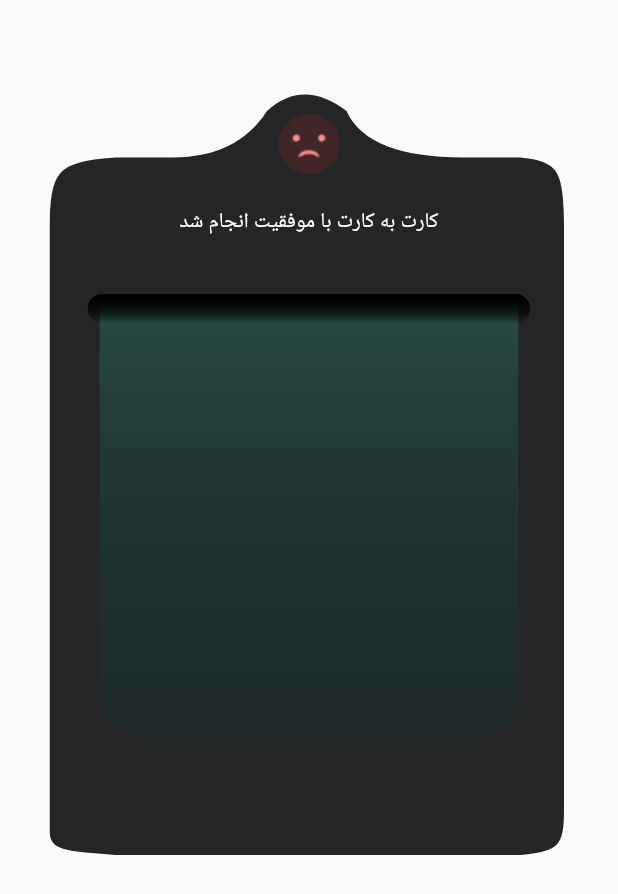
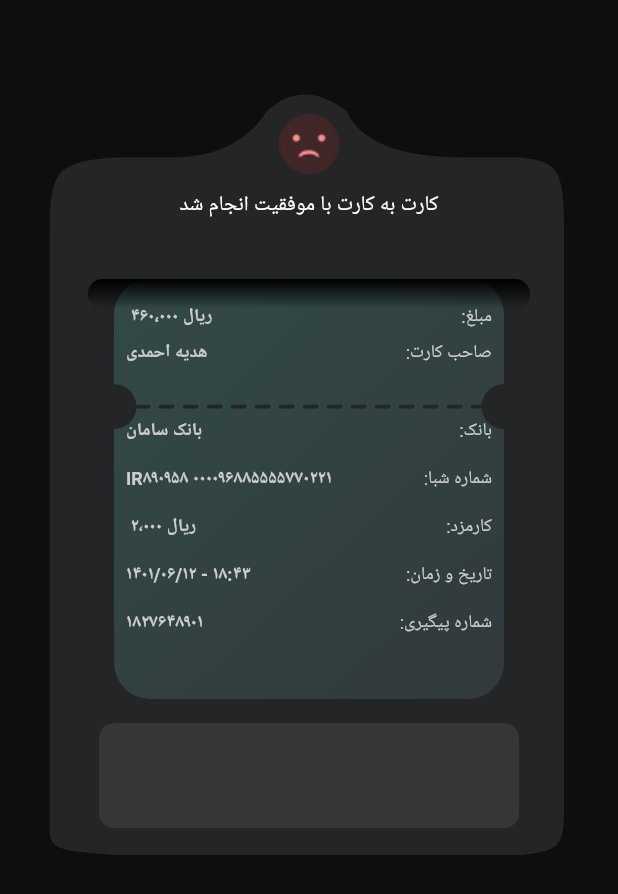
Before and after one commit to maryambehzi/flutterWidgets, a Flutter app: the ShareReceiptPage screen opened directly, on a phone screen of 412 x 824 dp. Shown: the top 894 px of the screen. Run offline on Flutter 3.47's test engine with Material 2 defaults, Android fonts, the phone set to English and light mode, and no system bars; our stand-ins replace shamsi_date.

Commit message:
finishing receip view

```diff
--- a/lib/main.dart
+++ b/lib/main.dart
@@ -1,6 +1,7 @@
 import 'package:flutter/material.dart';
 import 'package:flutter/services.dart';
 import 'package:widgets/InternetPackage/internetTabBar.dart';
+import 'package:widgets/receiptPage/NotchClipperCustom.dart';
 
 void main() {
   runApp(const MyApp());
@@ -23,7 +24,7 @@ class MyApp extends StatelessWidget {
       theme: ThemeData(
         primarySwatch: Colors.blue,
       ),
-      home:MyInternetHomePage(),
+      home:ShareReceiptPage(),
     );
   }
 }
--- a/lib/receiptPage/NotchClipperCustom.dart
+++ b/lib/receiptPage/NotchClipperCustom.dart
@@ -1,4 +1,5 @@
 import 'package:flutter/material.dart';
+import 'package:widgets/CardBalance/TopHeader.dart';
 
 
 class ShareReceiptPage extends StatefulWidget {
@@ -12,6 +13,7 @@ class _ShareReceiptPageState extends State<ShareReceiptPage> {
   @override
   Widget build(BuildContext context) {
     return Scaffold(
+      backgroundColor: Color(0xFF0D0E0E),
       body: Padding(
         // padding: const EdgeInsets.only(top: 102.0, right: 32.0, left: 32.0, bottom: 64.0),
         padding: const EdgeInsets.only(top: 42),
@@ -38,45 +40,169 @@ class _ShareReceiptPageState extends State<ShareReceiptPage> {
 
             // Payment description
             const Padding(
-              padding: EdgeInsets.only(top: 96.0),
+              padding: EdgeInsets.only(top: 85.0),
               child: Text("کارت به کارت با موفقیت انجام شد", style: TextStyle(color: Colors.white, fontSize: 14.0, fontWeight: FontWeight.w500),),
             ),
 
-            //green container receipt
             Padding(
-              padding: const EdgeInsets.only(right: 24.0, left: 24.0, top: 154.0),
+              padding: const EdgeInsets.only(right: 24.0, left: 24.0, top: 144.0),
               child: Container(
-                width: 279,
-                height: 295,
-                decoration: const BoxDecoration(
-                  color: Color(0xFF2A4A45),
-                  borderRadius: BorderRadius.only(bottomRight: Radius.circular(30),bottomLeft: Radius.circular(30),),
-                ),
-              ),
-            ),
+                height: 280,
+                child: DashWidget(
+                    width: 260,
+                    cornerRadius: 24,
+                    dashColor: Color(0xFF232526),
+                    punchPosition: 85,
+                    boxShadow: const BoxShadow(color: Colors.transparent),
+                    gradient: const LinearGradient(
+                      begin: Alignment.topLeft,
+                        end: Alignment.bottomRight,
+                        colors: [Color(0xff324A48), Color(0xff32393D)]),
+                    child: Column(
+                      mainAxisAlignment: MainAxisAlignment.start,
+                      crossAxisAlignment: CrossAxisAlignment.end,
+                      children: [
+                        Padding(
+                          padding: const EdgeInsets.only(left: 8.0, right: 8.0),
+                          child: Row(
+                              children: const [
+                                Expanded(
+                                  child: Padding(
+                                    padding: EdgeInsets.only(top: 16.0),
+                                    child: Text(
+                                      " ریال ۴۶۰،۰۰۰",
+                                      style: TextStyle(fontSize: 12, color: Color(0xFFCCCCCC), fontWeight: FontWeight.w600),
+                                    ),
+                                  ),
+                                ),
+                                Padding(
+                                  padding: EdgeInsets.only(top: 16.0),
+                                  child: Text(
+                                    ":مبلغ",
+                                    style: TextStyle(fontSize: 12, color: Color(0xFFCCCCCC), fontWeight: FontWeight.w400),
+                                  ),
+                                ),
+                              ],
+                            ),
+                        ),
+                        Padding(
+                          padding: const EdgeInsets.all(8.0),
+                          child: Row(
+                            children: const [
+                              Expanded(
+                                child: Text(
+                                    "هدیه احمدی",
+                                    style: TextStyle(fontSize: 12, color: Color(0xFFCCCCCC), fontWeight: FontWeight.w600),
+                                  ),
+                              ),
+                              Text(
+                                  ":صاحب کارت",
+                                  style: TextStyle(fontSize: 12, color: Color(0xFFCCCCCC), fontWeight: FontWeight.w400),
+                                ),
+                            ],
+                          ),
+                        ),
+                        Padding(
+                          padding: const EdgeInsets.all(8.0),
+                          child: Row(
+                            children: const [
+                              Expanded(
+                                child: Padding(
+                                  padding: EdgeInsets.only(top: 20.0),
+                                  child: Text(
+                                    "بانک سامان",
+                                    style: TextStyle(fontSize: 12, color: Color(0xFFCCCCCC), fontWeight: FontWeight.w600),
+                                  ),
+                                ),
+                              ),
+                              Padding(
+                                padding: EdgeInsets.only(top: 20.0),
+                                child: Text(
+                                  ":بانک",
+                                  style: TextStyle(fontSize: 12, color: Color(0xFFCCCCCC), fontWeight: FontWeight.w400),
+                                ),
+                              ),
+                            ],
+                          ),
+                        ),
 
-            //green container receipt gradiant
-            Padding(
-              padding: const EdgeInsets.only(right: 24.0, left: 24.0, top: 154.0),
-              child: Container(
-                width: 279,
-                height: 295,
-                decoration: const BoxDecoration(
-                    borderRadius: BorderRadius.only(bottomRight: Radius.circular(30),bottomLeft: Radius.circular(30),),
-                    gradient: LinearGradient(
-                      begin: Alignment.bottomCenter,
-                      end: Alignment.topCenter,
-                      colors: <Color>[
-                        Color(0xBB1A1D1F),
-                        Colors.transparent,
-                      ],)
+                        Padding(
+                          padding: const EdgeInsets.all(8.0),
+                          child: Row(
+                            children: const [
+                              Expanded(
+                                child: Text(
+                                    "IR۸۹۰۹۵۸ ۰۰۰۰۹۶۸۸۵۵۵۵۷۷۰۲۲۱",
+                                    style: TextStyle(fontSize: 12, color: Color(0xFFCCCCCC), fontWeight: FontWeight.w600),
+                                  ),
+                              ),
+                              Text(
+                                  ":شماره شبا",
+                                  style: TextStyle(fontSize: 12, color: Color(0xFFCCCCCC), fontWeight: FontWeight.w400),
+                                ),
+                            ],
+                          ),
+                        ),
+                        Padding(
+                          padding: const EdgeInsets.all(8.0),
+                          child: Row(
+                            children: const [
+                              Expanded(
+                                child: Text(
+                                    " ۲٬۰۰۰ ریال",
+                                    style: TextStyle(fontSize: 12, color: Color(0xFFCCCCCC), fontWeight: FontWeight.w600),
+                                  ),
+                              ),
+                              Text(
+                                  ":کارمزد",
+                                  style: TextStyle(fontSize: 12, color: Color(0xFFCCCCCC), fontWeight: FontWeight.w400),
+                                ),
+                            ],
+                          ),
+                        ),
+                        Padding(
+                          padding: const EdgeInsets.all(8.0),
+                          child: Row(
+                            children: const [
+                              Expanded(
+                                child: Text(
+                                    "۱۴۰۱/۰۶/۱۲ - ۱۸:۴۳",
+                                    style: TextStyle(fontSize: 12, color: Color(0xFFCCCCCC), fontWeight: FontWeight.w600),
+                                  ),
+                              ),
+                              Text(
+                                  ":تاریخ و زمان",
+                                  style: TextStyle(fontSize: 12, color: Color(0xFFCCCCCC), fontWeight: FontWeight.w400),
+                                ),
+                            ],
+                          ),
+                        ),
+                        Padding(
+                          padding: const EdgeInsets.all(8.0),
+                          child: Row(
+                            children: const [
+                              Expanded(
+                                child: Text(
+                                    "۱۸۲۷۶۴۸۹۰۱",
+                                    style: TextStyle(fontSize: 12, color: Color(0xFFCCCCCC), fontWeight: FontWeight.w600),
+                                  ),
+                              ),
+                              Text(
+                                  ":شماره پیگیری",
+                                  style: TextStyle(fontSize: 12, color: Color(0xFFCCCCCC), fontWeight: FontWeight.w400),
+                                ),
+                            ],
+                          ),
+                        ),
+                        ],
+                    ),
                 ),
               ),
             ),
 
             // //receipt_out_put_gradiant
             Padding(
-              padding: const EdgeInsets.only(top: 154.0),
+              padding: const EdgeInsets.only(top: 144.0),
               child: Container(
                 width: 295,
                 height: 20,
@@ -92,38 +218,16 @@ class _ShareReceiptPageState extends State<ShareReceiptPage> {
                 ),
               ),
             ),
+
             Padding(
-              padding: const EdgeInsets.only(top: 154.0),
+              padding: const EdgeInsets.only(top: 440.0),
               child: Container(
-                width: 295,
-                height: 20,
-                decoration: const BoxDecoration(
-                    borderRadius: BorderRadius.all(Radius.circular(24.0)),
-                    gradient: LinearGradient(
-                      begin: Alignment.topCenter,
-                      end: Alignment.bottomCenter,
-                      colors: <Color>[
-                        Colors.black,
-                        Colors.transparent,
-                      ],)
+                width: 280,
+                height: 70,
+                decoration: BoxDecoration(
+                  color: Color(0x1ACCCCCC),
+                  borderRadius: BorderRadius.circular(10)
                 ),
-                // child: Column(
-                //   children: [
-                //     const ListTile(
-                //       title: Text('انواع دیگر نوع بسته', style: TextStyle(color: Colors.white ),),
-                //     ),
-                //     ListTile(
-                //       title: const Text('بسته‌های شگفت انگیز', style: TextStyle(color: Colors.white),),
-                //
-                //     ),
-                //     ListTile(
-                //       title: const Text('بسته‌های مکالمه', style: TextStyle(color: Colors.white),),
-                //     ),
-                //     ListTile(
-                //       title: const Text('یکساله', style: TextStyle(color: Colors.white),),
-                //     ),
-                //   ],
-                // ),
               ),
             )
           ],
```
